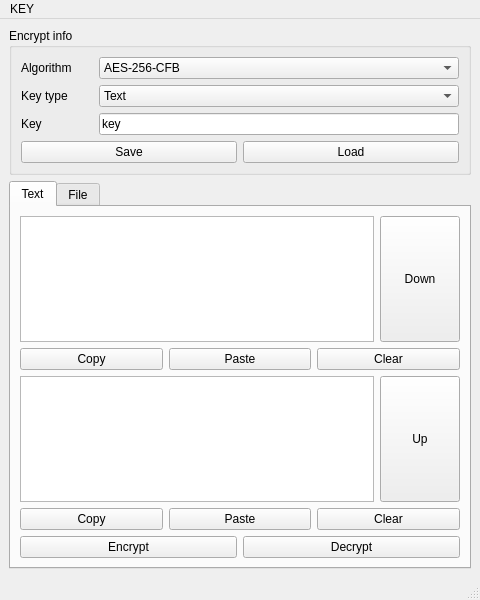
Above: gui_main.ui from wevsty/en_message before the change. Below: the same form after it.
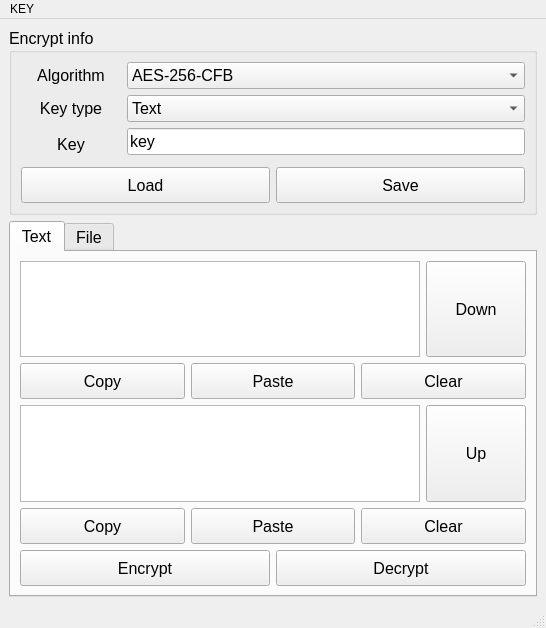
That is the form after the change. Icons and pictures are not drawn.

```diff
--- a/gui_main.ui
+++ b/gui_main.ui
@@ -6,8 +6,8 @@
    <rect>
     <x>0</x>
     <y>0</y>
-    <width>480</width>
-    <height>600</height>
+    <width>546</width>
+    <height>628</height>
    </rect>
   </property>
   <property name="sizePolicy">
@@ -36,96 +36,99 @@
      <verstretch>0</verstretch>
     </sizepolicy>
    </property>
-   <layout class="QVBoxLayout" name="verticalLayout" stretch="1,4">
+   <layout class="QVBoxLayout" name="verticalLayout" stretch="1,5">
     <item>
      <widget class="QGroupBox" name="groupBox_Encrypt_Info">
       <property name="sizePolicy">
-       <sizepolicy hsizetype="Expanding" vsizetype="Expanding">
+       <sizepolicy hsizetype="MinimumExpanding" vsizetype="MinimumExpanding">
         <horstretch>0</horstretch>
         <verstretch>0</verstretch>
        </sizepolicy>
       </property>
+      <property name="font">
+       <font>
+        <pointsize>12</pointsize>
+       </font>
+      </property>
       <property name="title">
        <string>Encrypt info</string>
       </property>
       <layout class="QGridLayout" name="gridLayout">
-       <item row="4" column="0">
-        <widget class="QPushButton" name="Button_Save_Key">
-         <property name="sizePolicy">
-          <sizepolicy hsizetype="Expanding" vsizetype="Expanding">
-           <horstretch>0</horstretch>
-           <verstretch>0</verstretch>
-          </sizepolicy>
-         </property>
-         <property name="text">
-          <string>Save</string>
-         </property>
-        </widget>
-       </item>
-       <item row="4" column="1">
-        <widget class="QPushButton" name="Button_Load_Key">
-         <property name="sizePolicy">
-          <sizepolicy hsizetype="Expanding" vsizetype="Expanding">
-           <horstretch>0</horstretch>
-           <verstretch>0</verstretch>
-          </sizepolicy>
-         </property>
-         <property name="text">
-          <string>Load</string>
-         </property>
-        </widget>
-       </item>
        <item row="0" column="0" colspan="2">
-        <layout class="QGridLayout" name="gridLayout_Encrypt_Options" columnstretch="1,5">
-         <item row="0" column="0">
-          <widget class="QLabel" name="Label_Encrypt_Mode">
-           <property name="sizePolicy">
-            <sizepolicy hsizetype="Expanding" vsizetype="Expanding">
-             <horstretch>0</horstretch>
-             <verstretch>0</verstretch>
-            </sizepolicy>
-           </property>
-           <property name="text">
-            <string>Algorithm</string>
-           </property>
-          </widget>
-         </item>
+        <layout class="QGridLayout" name="gridLayout_Encrypt_Options" columnstretch="1,4">
          <item row="1" column="0">
           <widget class="QLabel" name="Label_Key_Type">
            <property name="sizePolicy">
-            <sizepolicy hsizetype="Expanding" vsizetype="Expanding">
+            <sizepolicy hsizetype="MinimumExpanding" vsizetype="MinimumExpanding">
              <horstretch>0</horstretch>
              <verstretch>0</verstretch>
             </sizepolicy>
            </property>
+           <property name="minimumSize">
+            <size>
+             <width>96</width>
+             <height>24</height>
+            </size>
+           </property>
+           <property name="font">
+            <font>
+             <pointsize>12</pointsize>
+            </font>
+           </property>
            <property name="text">
             <string>Key type</string>
            </property>
+           <property name="alignment">
+            <set>Qt::AlignCenter</set>
+           </property>
           </widget>
          </item>
-         <item row="0" column="1">
-          <widget class="QComboBox" name="comboBox_Encrypt_Algorithm">
+         <item row="0" column="0">
+          <widget class="QLabel" name="Label_Encrypt_Mode">
            <property name="sizePolicy">
-            <sizepolicy hsizetype="Expanding" vsizetype="Expanding">
+            <sizepolicy hsizetype="MinimumExpanding" vsizetype="MinimumExpanding">
              <horstretch>0</horstretch>
              <verstretch>0</verstretch>
             </sizepolicy>
            </property>
-           <item>
-            <property name="text">
-             <string>AES-256-CFB</string>
-            </property>
-           </item>
+           <property name="minimumSize">
+            <size>
+             <width>96</width>
+             <height>24</height>
+            </size>
+           </property>
+           <property name="font">
+            <font>
+             <pointsize>12</pointsize>
+            </font>
+           </property>
+           <property name="text">
+            <string>Algorithm</string>
+           </property>
+           <property name="alignment">
+            <set>Qt::AlignCenter</set>
+           </property>
           </widget>
          </item>
          <item row="1" column="1">
           <widget class="QComboBox" name="comboBox_Key_Mode">
            <property name="sizePolicy">
-            <sizepolicy hsizetype="Expanding" vsizetype="Expanding">
+            <sizepolicy hsizetype="MinimumExpanding" vsizetype="MinimumExpanding">
              <horstretch>0</horstretch>
              <verstretch>0</verstretch>
             </sizepolicy>
            </property>
+           <property name="minimumSize">
+            <size>
+             <width>24</width>
+             <height>24</height>
+            </size>
+           </property>
+           <property name="font">
+            <font>
+             <pointsize>12</pointsize>
+            </font>
+           </property>
            <property name="currentText">
             <string notr="true">Text</string>
            </property>
@@ -136,27 +139,25 @@
            </item>
           </widget>
          </item>
-         <item row="2" column="0">
-          <widget class="QLabel" name="Label_Key_Data">
-           <property name="sizePolicy">
-            <sizepolicy hsizetype="Expanding" vsizetype="Expanding">
-             <horstretch>0</horstretch>
-             <verstretch>0</verstretch>
-            </sizepolicy>
-           </property>
-           <property name="text">
-            <string>Key</string>
-           </property>
-          </widget>
-         </item>
          <item row="2" column="1">
           <widget class="QLineEdit" name="LineEdit_Key_Text">
            <property name="sizePolicy">
-            <sizepolicy hsizetype="Expanding" vsizetype="Expanding">
+            <sizepolicy hsizetype="MinimumExpanding" vsizetype="MinimumExpanding">
              <horstretch>0</horstretch>
              <verstretch>0</verstretch>
             </sizepolicy>
            </property>
+           <property name="minimumSize">
+            <size>
+             <width>24</width>
+             <height>24</height>
+            </size>
+           </property>
+           <property name="font">
+            <font>
+             <pointsize>12</pointsize>
+            </font>
+           </property>
            <property name="text">
             <string>key</string>
            </property>
@@ -165,6 +166,111 @@
            </property>
           </widget>
          </item>
+         <item row="0" column="1">
+          <widget class="QComboBox" name="comboBox_Encrypt_Algorithm">
+           <property name="sizePolicy">
+            <sizepolicy hsizetype="MinimumExpanding" vsizetype="MinimumExpanding">
+             <horstretch>0</horstretch>
+             <verstretch>0</verstretch>
+            </sizepolicy>
+           </property>
+           <property name="minimumSize">
+            <size>
+             <width>24</width>
+             <height>24</height>
+            </size>
+           </property>
+           <property name="font">
+            <font>
+             <pointsize>12</pointsize>
+            </font>
+           </property>
+           <item>
+            <property name="text">
+             <string>AES-256-CFB</string>
+            </property>
+           </item>
+          </widget>
+         </item>
+         <item row="2" column="0" rowspan="2">
+          <widget class="QLabel" name="Label_Key_Data">
+           <property name="sizePolicy">
+            <sizepolicy hsizetype="MinimumExpanding" vsizetype="MinimumExpanding">
+             <horstretch>0</horstretch>
+             <verstretch>0</verstretch>
+            </sizepolicy>
+           </property>
+           <property name="minimumSize">
+            <size>
+             <width>96</width>
+             <height>24</height>
+            </size>
+           </property>
+           <property name="font">
+            <font>
+             <pointsize>12</pointsize>
+            </font>
+           </property>
+           <property name="text">
+            <string>Key</string>
+           </property>
+           <property name="alignment">
+            <set>Qt::AlignCenter</set>
+           </property>
+          </widget>
+         </item>
+        </layout>
+       </item>
+       <item row="1" column="0" colspan="2">
+        <layout class="QHBoxLayout" name="horizontalLayout_Key_Button">
+         <item>
+          <widget class="QPushButton" name="Button_Load_Key">
+           <property name="sizePolicy">
+            <sizepolicy hsizetype="MinimumExpanding" vsizetype="MinimumExpanding">
+             <horstretch>0</horstretch>
+             <verstretch>0</verstretch>
+            </sizepolicy>
+           </property>
+           <property name="minimumSize">
+            <size>
+             <width>36</width>
+             <height>36</height>
+            </size>
+           </property>
+           <property name="font">
+            <font>
+             <pointsize>12</pointsize>
+            </font>
+           </property>
+           <property name="text">
+            <string>Load</string>
+           </property>
+          </widget>
+         </item>
+         <item>
+          <widget class="QPushButton" name="Button_Save_Key">
+           <property name="sizePolicy">
+            <sizepolicy hsizetype="MinimumExpanding" vsizetype="MinimumExpanding">
+             <horstretch>0</horstretch>
+             <verstretch>0</verstretch>
+            </sizepolicy>
+           </property>
+           <property name="minimumSize">
+            <size>
+             <width>36</width>
+             <height>36</height>
+            </size>
+           </property>
+           <property name="font">
+            <font>
+             <pointsize>12</pointsize>
+            </font>
+           </property>
+           <property name="text">
+            <string>Save</string>
+           </property>
+          </widget>
+         </item>
         </layout>
        </item>
       </layout>
@@ -173,11 +279,22 @@
     <item>
      <widget class="QTabWidget" name="tabWidget_Crypto_Data">
       <property name="sizePolicy">
-       <sizepolicy hsizetype="Expanding" vsizetype="Expanding">
+       <sizepolicy hsizetype="MinimumExpanding" vsizetype="MinimumExpanding">
         <horstretch>0</horstretch>
         <verstretch>0</verstretch>
        </sizepolicy>
       </property>
+      <property name="minimumSize">
+       <size>
+        <width>24</width>
+        <height>24</height>
+       </size>
+      </property>
+      <property name="font">
+       <font>
+        <pointsize>12</pointsize>
+       </font>
+      </property>
       <property name="currentIndex">
        <number>0</number>
       </property>
@@ -191,30 +308,67 @@
        <attribute name="title">
         <string>Text</string>
        </attribute>
-       <layout class="QGridLayout" name="gridLayout_2" rowstretch="2,0,2,0,0">
-        <item row="3" column="0">
-         <widget class="QPushButton" name="Button_Cipher_Text_Copy">
-          <property name="sizePolicy">
-           <sizepolicy hsizetype="Expanding" vsizetype="Expanding">
-            <horstretch>0</horstretch>
-            <verstretch>0</verstretch>
-           </sizepolicy>
-          </property>
-          <property name="text">
-           <string>Copy</string>
-          </property>
-         </widget>
+       <layout class="QGridLayout" name="gridLayout_text_tab">
+        <item row="0" column="0" colspan="3">
+         <layout class="QHBoxLayout" name="horizontalLayout_Raw_Text_Window" stretch="8,2">
+          <item>
+           <widget class="QTextEdit" name="TextEdit_Raw_Text">
+            <property name="sizePolicy">
+             <sizepolicy hsizetype="MinimumExpanding" vsizetype="MinimumExpanding">
+              <horstretch>0</horstretch>
+              <verstretch>0</verstretch>
+             </sizepolicy>
+            </property>
+            <property name="minimumSize">
+             <size>
+              <width>36</width>
+              <height>36</height>
+             </size>
+            </property>
+           </widget>
+          </item>
+          <item>
+           <widget class="QPushButton" name="Button_Text_Down">
+            <property name="sizePolicy">
+             <sizepolicy hsizetype="MinimumExpanding" vsizetype="MinimumExpanding">
+              <horstretch>0</horstretch>
+              <verstretch>0</verstretch>
+             </sizepolicy>
+            </property>
+            <property name="minimumSize">
+             <size>
+              <width>36</width>
+              <height>36</height>
+             </size>
+            </property>
+            <property name="font">
+             <font>
+              <pointsize>12</pointsize>
+             </font>
+            </property>
+            <property name="text">
+             <string>Down</string>
+            </property>
+           </widget>
+          </item>
+         </layout>
         </item>
-        <item row="2" column="0" colspan="3">
-         <layout class="QHBoxLayout" name="horizontalLayout_Text_Decrypt_Window" stretch="9,1">
+        <item row="3" column="0" colspan="3">
+         <layout class="QHBoxLayout" name="horizontalLayout_Text_Decrypt_Window" stretch="8,2">
           <item>
            <widget class="QTextEdit" name="TextEdit_Cipher_Text">
             <property name="sizePolicy">
-             <sizepolicy hsizetype="Expanding" vsizetype="Expanding">
+             <sizepolicy hsizetype="MinimumExpanding" vsizetype="MinimumExpanding">
               <horstretch>0</horstretch>
               <verstretch>0</verstretch>
              </sizepolicy>
             </property>
+            <property name="minimumSize">
+             <size>
+              <width>36</width>
+              <height>36</height>
+             </size>
+            </property>
             <property name="readOnly">
              <bool>false</bool>
             </property>
@@ -223,11 +377,22 @@
           <item>
            <widget class="QPushButton" name="Button_Text_Up">
             <property name="sizePolicy">
-             <sizepolicy hsizetype="Expanding" vsizetype="Expanding">
+             <sizepolicy hsizetype="MinimumExpanding" vsizetype="MinimumExpanding">
               <horstretch>0</horstretch>
               <verstretch>0</verstretch>
              </sizepolicy>
             </property>
+            <property name="minimumSize">
+             <size>
+              <width>36</width>
+              <height>36</height>
+             </size>
+            </property>
+            <property name="font">
+             <font>
+              <pointsize>12</pointsize>
+             </font>
+            </property>
             <property name="text">
              <string>Up</string>
             </property>
@@ -235,82 +400,22 @@
           </item>
          </layout>
         </item>
-        <item row="1" column="2">
-         <widget class="QPushButton" name="Button_Raw_Text_Clear">
-          <property name="sizePolicy">
-           <sizepolicy hsizetype="Expanding" vsizetype="Expanding">
-            <horstretch>0</horstretch>
-            <verstretch>0</verstretch>
-           </sizepolicy>
-          </property>
-          <property name="text">
-           <string>Clear</string>
-          </property>
-         </widget>
-        </item>
-        <item row="1" column="0">
-         <widget class="QPushButton" name="Button_Raw_Text_Copy">
-          <property name="sizePolicy">
-           <sizepolicy hsizetype="Expanding" vsizetype="Expanding">
-            <horstretch>0</horstretch>
-            <verstretch>0</verstretch>
-           </sizepolicy>
-          </property>
-          <property name="text">
-           <string>Copy</string>
-          </property>
-         </widget>
-        </item>
-        <item row="1" column="1">
-         <widget class="QPushButton" name="Button_Raw_Text_Paste">
-          <property name="sizePolicy">
-           <sizepolicy hsizetype="Expanding" vsizetype="Expanding">
-            <horstretch>0</horstretch>
-            <verstretch>0</verstretch>
-           </sizepolicy>
-          </property>
-          <property name="text">
-           <string>Paste</string>
-          </property>
-         </widget>
-        </item>
-        <item row="0" column="0" colspan="3">
-         <layout class="QHBoxLayout" name="horizontalLayout_Raw_Text_Window" stretch="9,1">
-          <item>
-           <widget class="QTextEdit" name="TextEdit_Raw_Text">
-            <property name="sizePolicy">
-             <sizepolicy hsizetype="Expanding" vsizetype="Expanding">
-              <horstretch>0</horstretch>
-              <verstretch>0</verstretch>
-             </sizepolicy>
-            </property>
-           </widget>
-          </item>
-          <item>
-           <widget class="QPushButton" name="Button_Text_Down">
-            <property name="sizePolicy">
-             <sizepolicy hsizetype="Expanding" vsizetype="Expanding">
-              <horstretch>0</horstretch>
-              <verstretch>0</verstretch>
-             </sizepolicy>
-            </property>
-            <property name="text">
-             <string>Down</string>
-            </property>
-           </widget>
-          </item>
-         </layout>
-        </item>
-        <item row="4" column="0" colspan="3">
+        <item row="6" column="0" colspan="3">
          <layout class="QHBoxLayout" name="horizontalLayout_Encrypt_Button">
           <item>
            <widget class="QPushButton" name="Button_Encrypt_Text">
             <property name="sizePolicy">
-             <sizepolicy hsizetype="Expanding" vsizetype="Expanding">
+             <sizepolicy hsizetype="MinimumExpanding" vsizetype="MinimumExpanding">
               <horstretch>0</horstretch>
               <verstretch>0</verstretch>
              </sizepolicy>
             </property>
+            <property name="minimumSize">
+             <size>
+              <width>36</width>
+              <height>36</height>
+             </size>
+            </property>
             <property name="text">
              <string>Encrypt</string>
             </property>
@@ -319,11 +424,17 @@
           <item>
            <widget class="QPushButton" name="Button_Decrypt_Text">
             <property name="sizePolicy">
-             <sizepolicy hsizetype="Expanding" vsizetype="Expanding">
+             <sizepolicy hsizetype="MinimumExpanding" vsizetype="MinimumExpanding">
               <horstretch>0</horstretch>
               <verstretch>0</verstretch>
              </sizepolicy>
             </property>
+            <property name="minimumSize">
+             <size>
+              <width>36</width>
+              <height>36</height>
+             </size>
+            </property>
             <property name="text">
              <string>Decrypt</string>
             </property>
@@ -331,31 +442,142 @@
           </item>
          </layout>
         </item>
-        <item row="3" column="1">
-         <widget class="QPushButton" name="Button_Cipher_Text_Paste">
-          <property name="sizePolicy">
-           <sizepolicy hsizetype="Expanding" vsizetype="Expanding">
-            <horstretch>0</horstretch>
-            <verstretch>0</verstretch>
-           </sizepolicy>
-          </property>
-          <property name="text">
-           <string>Paste</string>
-          </property>
-         </widget>
+        <item row="1" column="0" colspan="3">
+         <layout class="QHBoxLayout" name="horizontalLayout_Raw_Text_Group">
+          <item>
+           <widget class="QPushButton" name="Button_Raw_Text_Copy">
+            <property name="sizePolicy">
+             <sizepolicy hsizetype="MinimumExpanding" vsizetype="MinimumExpanding">
+              <horstretch>0</horstretch>
+              <verstretch>0</verstretch>
+             </sizepolicy>
+            </property>
+            <property name="minimumSize">
+             <size>
+              <width>36</width>
+              <height>36</height>
+             </size>
+            </property>
+            <property name="font">
+             <font>
+              <pointsize>12</pointsize>
+             </font>
+            </property>
+            <property name="text">
+             <string>Copy</string>
+            </property>
+           </widget>
+          </item>
+          <item>
+           <widget class="QPushButton" name="Button_Raw_Text_Paste">
+            <property name="sizePolicy">
+             <sizepolicy hsizetype="MinimumExpanding" vsizetype="MinimumExpanding">
+              <horstretch>0</horstretch>
+              <verstretch>0</verstretch>
+             </sizepolicy>
+            </property>
+            <property name="minimumSize">
+             <size>
+              <width>36</width>
+              <height>36</height>
+             </size>
+            </property>
+            <property name="font">
+             <font>
+              <pointsize>12</pointsize>
+             </font>
+            </property>
+            <property name="text">
+             <string>Paste</string>
+            </property>
+           </widget>
+          </item>
+          <item>
+           <widget class="QPushButton" name="Button_Raw_Text_Clear">
+            <property name="sizePolicy">
+             <sizepolicy hsizetype="MinimumExpanding" vsizetype="MinimumExpanding">
+              <horstretch>0</horstretch>
+              <verstretch>0</verstretch>
+             </sizepolicy>
+            </property>
+            <property name="minimumSize">
+             <size>
+              <width>36</width>
+              <height>36</height>
+             </size>
+            </property>
+            <property name="font">
+             <font>
+              <pointsize>12</pointsize>
+             </font>
+            </property>
+            <property name="text">
+             <string>Clear</string>
+            </property>
+           </widget>
+          </item>
+         </layout>
         </item>
-        <item row="3" column="2">
-         <widget class="QPushButton" name="Button_Cipher_Text_Clear">
-          <property name="sizePolicy">
-           <sizepolicy hsizetype="Expanding" vsizetype="Expanding">
-            <horstretch>0</horstretch>
-            <verstretch>0</verstretch>
-           </sizepolicy>
-          </property>
-          <property name="text">
-           <string>Clear</string>
-          </property>
-         </widget>
+        <item row="4" column="0" colspan="3">
+         <layout class="QHBoxLayout" name="horizontalLayout_Cipher_Text_Group">
+          <item>
+           <widget class="QPushButton" name="Button_Cipher_Text_Copy">
+            <property name="sizePolicy">
+             <sizepolicy hsizetype="MinimumExpanding" vsizetype="MinimumExpanding">
+              <horstretch>0</horstretch>
+              <verstretch>0</verstretch>
+             </sizepolicy>
+            </property>
+            <property name="minimumSize">
+             <size>
+              <width>36</width>
+              <height>36</height>
+             </size>
+            </property>
+            <property name="text">
+             <string>Copy</string>
+            </property>
+           </widget>
+          </item>
+          <item>
+           <widget class="QPushButton" name="Button_Cipher_Text_Paste">
+            <property name="sizePolicy">
+             <sizepolicy hsizetype="MinimumExpanding" vsizetype="MinimumExpanding">
+              <horstretch>0</horstretch>
+              <verstretch>0</verstretch>
+             </sizepolicy>
+            </property>
+            <property name="minimumSize">
+             <size>
+              <width>36</width>
+              <height>36</height>
+             </size>
+            </property>
+            <property name="text">
+             <string>Paste</string>
+            </property>
+           </widget>
+          </item>
+          <item>
+           <widget class="QPushButton" name="Button_Cipher_Text_Clear">
+            <property name="sizePolicy">
+             <sizepolicy hsizetype="MinimumExpanding" vsizetype="MinimumExpanding">
+              <horstretch>0</horstretch>
+              <verstretch>0</verstretch>
+             </sizepolicy>
+            </property>
+            <property name="minimumSize">
+             <size>
+              <width>36</width>
+              <height>36</height>
+             </size>
+            </property>
+            <property name="text">
+             <string>Clear</string>
+            </property>
+           </widget>
+          </item>
+         </layout>
         </item>
        </layout>
       </widget>
@@ -503,7 +725,7 @@
     <rect>
      <x>0</x>
      <y>0</y>
-     <width>480</width>
+     <width>546</width>
      <height>26</height>
     </rect>
    </property>
```
Left out of the diff: 16 changed lines with no effect on the pictures.
